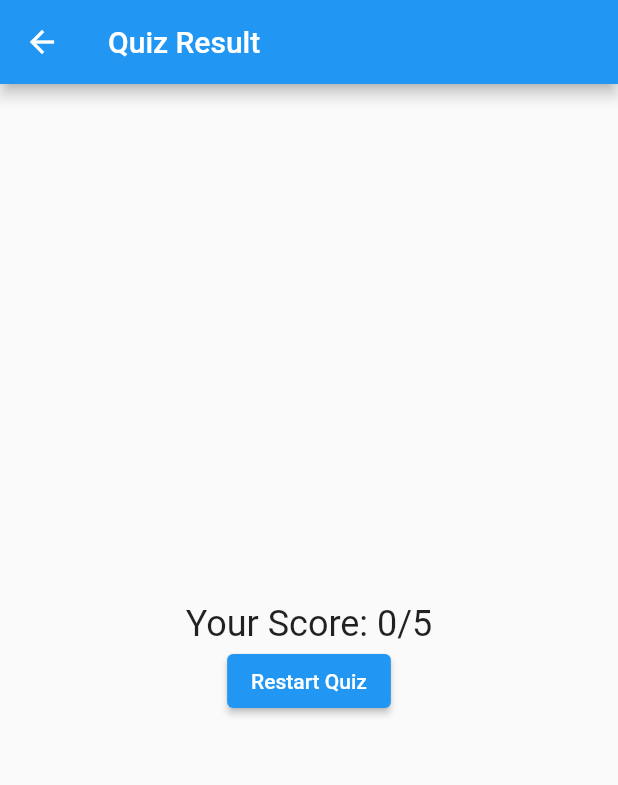
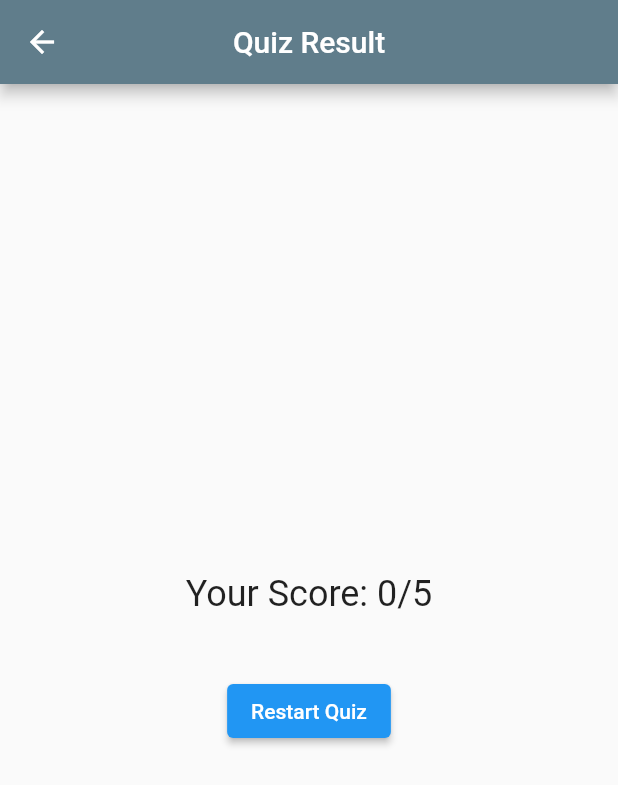
Before and after one commit to honhanbao/MobileApp_Flutter_QuizApp, a Flutter app: the ResultScreen screen opened by its route, on a phone screen of 412 x 824 dp. Shown: the top 785 px of the screen. Run offline on Flutter 3.47's test engine with Material 2 defaults, Android fonts, the phone set to English and light mode, and no system bars.

Commit message:
init commit.

```diff
--- a/lib/result_screen.dart
+++ b/lib/result_screen.dart
@@ -12,6 +12,8 @@ class ResultScreen extends StatelessWidget {
     return Scaffold(
       appBar: AppBar(
         title: Text('Quiz Result'),
+        centerTitle: true, // Center-align the title
+        backgroundColor: Colors.blueGrey, // Background color of the app bar
       ),
       body: Center(
         child: Column(
@@ -21,6 +23,9 @@ class ResultScreen extends StatelessWidget {
               'Your Score: $score/$totalQuestions',
               style: TextStyle(fontSize: 24),
             ),
+
+            SizedBox(height: 40.0),
+
             ElevatedButton(
               onPressed: () {
                 // Navigate back to the initial quiz screen using the named route
```
